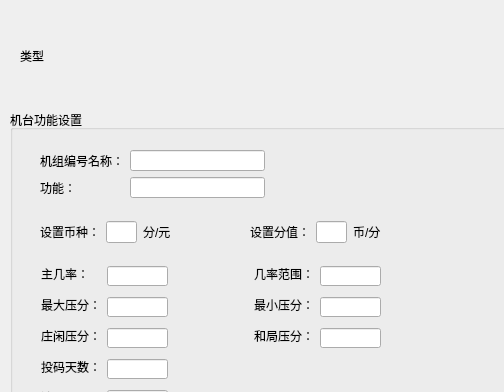
Old version of the form UiFiles/TmachineFuncSetupViewItemAdd.ui in the repository adamgliea/TentertainmentManagement; both pictures show x 0 to 504 and y 0 to 392 of the 818 by 713 pixel window.
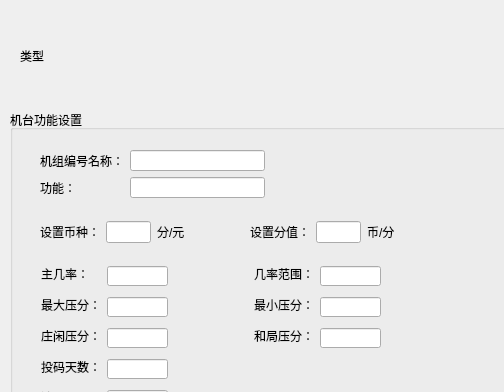
New version of the form.

Commit message: 1. Update all the class names of the ui files. 2. Setup TassetSetupPanel.

```diff
--- a/UiFiles/TmachineFuncSetupViewItemAdd.ui
+++ b/UiFiles/TmachineFuncSetupViewItemAdd.ui
@@ -228,7 +228,7 @@
      <string>投码天数：</string>
     </property>
    </widget>
-   <widget class="QWidget" name="">
+   <widget class="QWidget" name="layoutWidget">
     <property name="geometry">
      <rect>
       <x>30</x>
@@ -260,12 +260,12 @@
      </item>
     </layout>
    </widget>
-   <widget class="QWidget" name="">
+   <widget class="QWidget" name="layoutWidget">
     <property name="geometry">
      <rect>
       <x>30</x>
       <y>110</y>
-      <width>131</width>
+      <width>145</width>
       <height>24</height>
      </rect>
     </property>
@@ -293,12 +293,12 @@
      </item>
     </layout>
    </widget>
-   <widget class="QWidget" name="">
+   <widget class="QWidget" name="layoutWidget">
     <property name="geometry">
      <rect>
       <x>240</x>
       <y>110</y>
-      <width>131</width>
+      <width>145</width>
       <height>24</height>
      </rect>
     </property>
@@ -326,7 +326,7 @@
      </item>
     </layout>
    </widget>
-   <widget class="QWidget" name="">
+   <widget class="QWidget" name="layoutWidget">
     <property name="geometry">
      <rect>
       <x>30</x>
```
Left out of the diff: 4 changed lines with no effect on the pictures. The commit also changes 47 other files.
